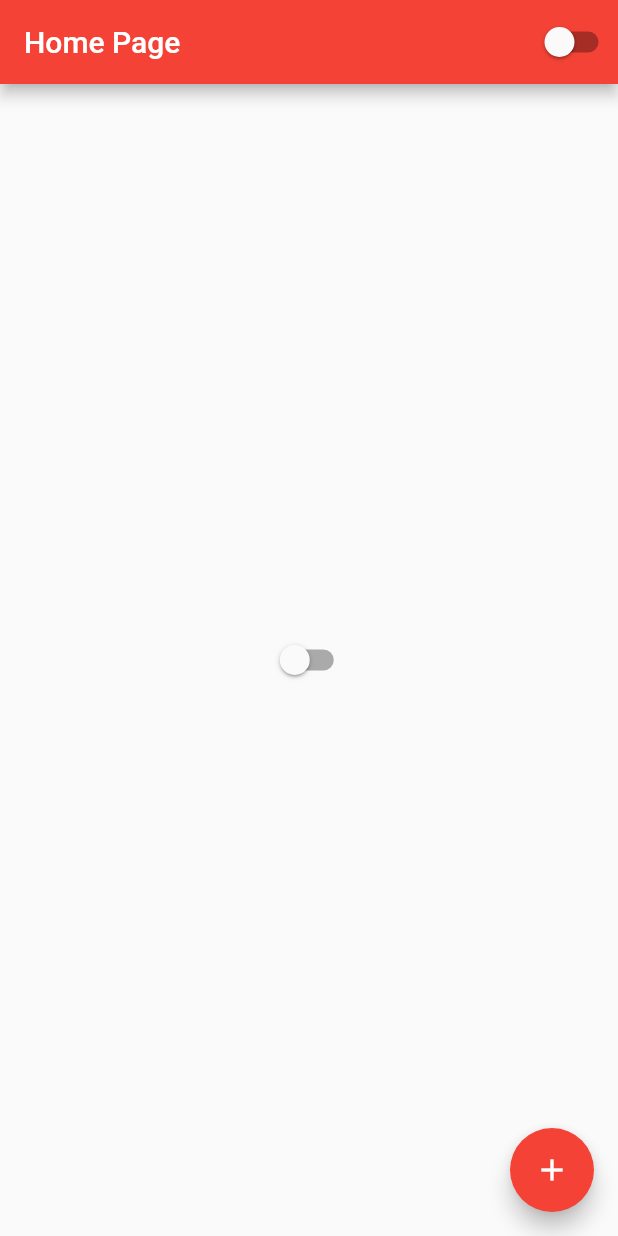
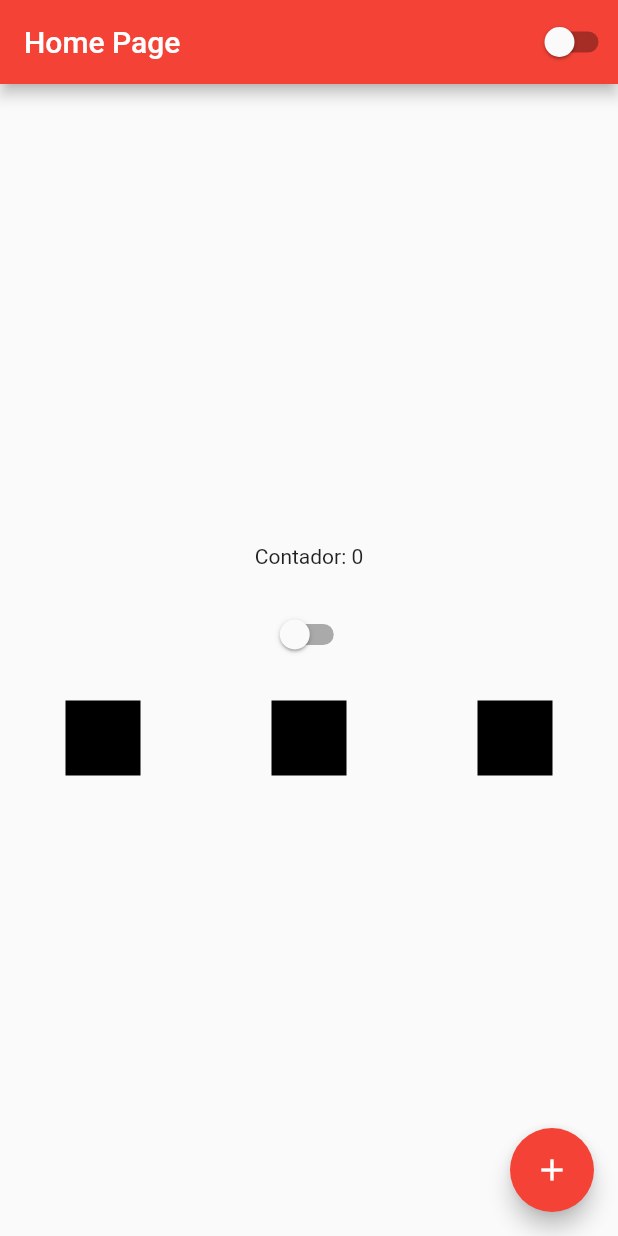
Before and after one commit to Lucas98Fernando/flutter-app, a Flutter app: the screen it shows after launch, on a phone screen of 412 x 824 dp. Run offline on Flutter 3.47's test engine with Material 2 defaults, Android fonts, the phone set to English and light mode, and no system bars.

Commit message:
Aprendendo sobre Column, Row e ListView

```diff
--- a/lib/home_page.dart
+++ b/lib/home_page.dart
@@ -18,9 +18,53 @@ class HomePageState extends State<HomePage> {
         // actions são as opções no lado direito da barra do app
         actions: [CustomSwitch()],
       ),
-      body: Center(
-        child: CustomSwitch(),
-      ),
+      body: Container(
+          width: double.infinity,
+          height: double.infinity,
+          // Column e Row possui childrens, cada elemento children, herda as configurações do pai
+          // O MainAxisAlignment refere-se ao alinhamento geral
+          // O CrossAxisAlignment refere-se ao alinhamento de cada elemento individualmente
+
+          // O ListView serve para permitir o scroll na tela
+          //child: ListView(
+          child: Column(
+            mainAxisAlignment: MainAxisAlignment.center,
+            crossAxisAlignment: CrossAxisAlignment.center,
+
+            // O scrollDirection muda a direção do scroll do ListView, por padrão é na vertical
+            //scrollDirection: Axis.horizontal,
+            children: [
+              Text('Contador: $counter'),
+              Container(
+                height: 20,
+              ),
+              CustomSwitch(),
+              Container(
+                height: 20,
+              ),
+              Row(
+                mainAxisAlignment: MainAxisAlignment.spaceAround,
+                crossAxisAlignment: CrossAxisAlignment.center,
+                children: [
+                  Container(
+                    width: 50,
+                    height: 50,
+                    color: Colors.black,
+                  ),
+                  Container(
+                    width: 50,
+                    height: 50,
+                    color: Colors.black,
+                  ),
+                  Container(
+                    width: 50,
+                    height: 50,
+                    color: Colors.black,
+                  )
+                ],
+              )
+            ],
+          )),
       floatingActionButton: FloatingActionButton(
           child: Icon(Icons.add),
           onPressed: () {
```
Also changed, not shown: 1 other file.
